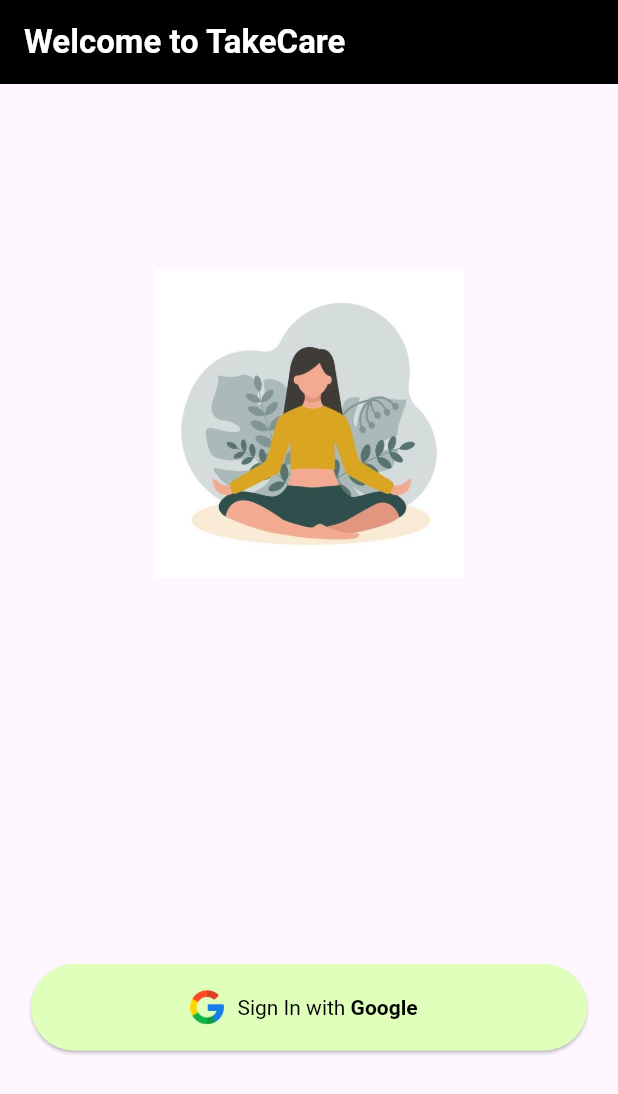
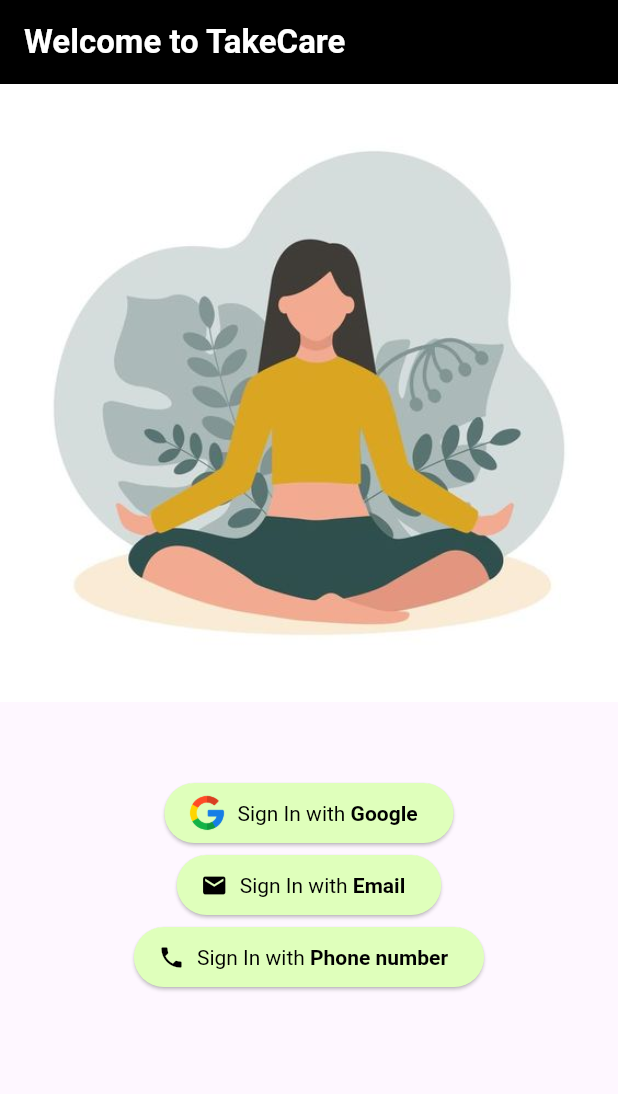
Before and after one commit to khush1yaaar/TakeCare, a Flutter app: the screen it shows after launch, on a phone screen of 412 x 824 dp. Shown: the top 1094 px of the screen. Run offline on Flutter 3.47's test engine with Material 3 defaults, Android fonts, the phone set to English and light mode, and no system bars; our stand-ins replace cached_network_image, cloud_firestore, firebase_auth, firebase_core, google_sign_in; accounts and stored records are empty.

Commit message:
Email login

```diff
--- a/lib/Cscreens/Chome.dart
+++ b/lib/Cscreens/Chome.dart
@@ -3,13 +3,13 @@
 import 'package:flutter/cupertino.dart';
 import 'package:flutter/material.dart';
 import 'package:google_sign_in/google_sign_in.dart';
-import 'package:takecare/Cscreens/models/chat_user.dart';
-import 'package:takecare/Cscreens/widgets/chat_user_card.dart';
+import 'package:takecare/models/chat_user.dart';
+import 'package:takecare/widgets/chat_user_card.dart';
 import 'package:takecare/Cscreens/profile.dart';
 //import 'package:takecare/widgets/chat_user_card.dart';
 //import 'dart:convert';
 //import 'package:flutter/widgets.dart';
-import 'api/apis.dart';
+import '../api/apis.dart';
 
 class Chome extends StatefulWidget {
   const Chome({super.key});
--- a/lib/Cscreens/auth/login_screen.dart
+++ /dev/null
@@ -1,146 +0,0 @@
-import 'dart:math';
-
-import 'package:flutter/src/widgets/navigator.dart';
-import 'dart:io';
-//import 'dart:math';
-//import '../../api/apis.dart';
-import 'package:firebase_auth/firebase_auth.dart';
-import 'package:flutter/material.dart';
-import 'package:takecare/chat.dart';
-import 'package:takecare/Cscreens/helper/dialogs.dart';
-import 'package:google_sign_in/google_sign_in.dart';
-import 'package:takecare/mainScreen.dart';
-
-import '../api/apis.dart';
-
-class LoginScreen extends StatefulWidget {
-  const LoginScreen({super.key});
-  @override
-  State<LoginScreen> createState() => _LoginScreenState();
-}
-
-class _LoginScreenState extends State<LoginScreen> {
-  bool _isAnimate = false;
-  @override
-  void initState() {
-    super.initState();
-    Future.delayed(const Duration(milliseconds: 500), () {
-      setState(() {
-        _isAnimate = true;
-      });
-    });
-  }
-
-  _handleGoogleBtnClick() {
-    //Dialogs.showProgressBar(context);
-    _signInWithGoogle().then((user) async {
-      if (user != null) {
-        //Navigator.pop(context);
-
-        log('\nUser:${user.user}' as num);
-        log('\nUserAdditionInfo:${user.additionalUserInfo}' as num);
-
-        if (await APIs.userExits()) {
-          // ignore: use_build_context_synchronously
-          Navigator.pushReplacement(
-              context, MaterialPageRoute(builder: (_) => const mainScreen()));
-        } else {
-          await APIs.createUser().then((value) {
-            Navigator.pushReplacement(
-                context, MaterialPageRoute(builder: (_) => const mainScreen()));
-          });
-        }
-
-        // if ((await APIs.userExists())) {
-        //   // ignore: use_build_context_synchronously
-        //   Navigator.pushReplacement(
-        //       context, MaterialPageRoute(builder: (_) => const home()));
-        // } else {
-        //   await APIs.createUser().then((value) {
-        //     Navigator.pushReplacement(
-        //         context, MaterialPageRoute(builder: (_) => const home()));
-        //   });
-        // }
-      }
-    });
-  }
-
-  Future<UserCredential?> _signInWithGoogle() async {
-    try {
-      await InternetAddress.lookup('google.com');
-      // Trigger the authentication flow
-      final GoogleSignInAccount? googleUser = await GoogleSignIn().signIn();
-
-      // Obtain the auth details from the request
-      final GoogleSignInAuthentication? googleAuth =
-          await googleUser?.authentication;
-
-      // Create a new credential
-      final credential = GoogleAuthProvider.credential(
-        accessToken: googleAuth?.accessToken,
-        idToken: googleAuth?.idToken,
-      );
-
-      // Once signed in, return the UserCredential
-      return await APIs.auth.signInWithCredential(credential);
-    } catch (e) {
-      log('\n_signInWithGoogle():$e' as num);
-      // ignore: use_build_context_synchronously
-      Dialogs.showSnackBar(context, 'Something went wrong(Check Internet)');
-      return null;
-    }
-  }
-
-  // _signOut() async {
-  //   await FirebaseAuth.instance.signOut();
-  //   await GoogleSignIn().signOut();
-  // }
-
-  @override
-  Widget build(BuildContext context) {
-    mq = MediaQuery.of(context).size;
-    return Scaffold(
-      appBar: AppBar(
-        backgroundColor: Colors.black,
-        title: const Text(
-          'Welcome to TakeCare',
-          style: TextStyle(fontWeight: FontWeight.bold, color: Colors.white),
-        ),
-      ),
-      body: Stack(children: [
-        AnimatedPositioned(
-          top: mq.height * .15,
-          right: _isAnimate ? mq.width * .25 : -mq.width * .5,
-          width: mq.width * .5,
-          duration: const Duration(seconds: 1),
-          child: Image.asset('assets/images/logo3.jpg'),
-        ),
-        Positioned(
-            bottom: mq.height * .15,
-            left: mq.width * .05,
-            width: mq.width * .9,
-            height: mq.height * .07,
-            child: ElevatedButton.icon(
-                style: ElevatedButton.styleFrom(
-                    backgroundColor: const Color.fromARGB(255, 223, 255, 187)),
-                onPressed: () {
-                  _handleGoogleBtnClick();
-                },
-                icon: Image.asset(
-                  'assets/images/google.png',
-                  height: mq.height * .03,
-                ),
-                label: RichText(
-                  text: const TextSpan(
-                      style: TextStyle(color: Colors.black),
-                      children: [
-                        TextSpan(text: 'Sign In with '),
-                        TextSpan(
-                            text: 'Google',
-                            style: TextStyle(fontWeight: FontWeight.bold)),
-                      ]),
-                ))),
-      ]),
-    );
-  }
-}
--- a/lib/Cscreens/profile.dart
+++ b/lib/Cscreens/profile.dart
@@ -4,11 +4,11 @@ import 'package:cached_network_image/cached_network_image.dart';
 import 'package:flutter/cupertino.dart';
 import 'package:flutter/material.dart';
 import 'package:google_sign_in/google_sign_in.dart';
-import 'package:takecare/Cscreens/api/apis.dart';
-import 'package:takecare/Cscreens/auth/login_screen.dart';
+import 'package:takecare/api/apis.dart';
+import 'package:takecare/auth/login_screen.dart';
 //import 'package:takecare/Cscreens/helper/dialogs.dart';
 //import 'package:google_sign_in/google_sign_in.dart';
-import 'package:takecare/Cscreens/models/chat_user.dart';
+import 'package:takecare/models/chat_user.dart';
 import 'package:takecare/chat.dart';
 //import 'package:takecare/Cscreens/widgets/chat_user_card.dart';
 //import 'package:takecare/widgets/chat_user_card.dart';
--- a/lib/Cscreens/api/apis.dart
+++ b/lib/api/apis.dart
@@ -1,6 +1,6 @@
 import 'package:cloud_firestore/cloud_firestore.dart';
 import 'package:firebase_auth/firebase_auth.dart';
-import 'package:takecare/Cscreens/models/chat_user.dart';
+import 'package:takecare/models/chat_user.dart';
 
 class APIs {
   //for firebase Authentication
--- /dev/null
+++ b/lib/auth/login_screen.dart
@@ -0,0 +1,230 @@
+import 'dart:math';
+
+//import 'package:flutter/src/widgets/navigator.dart';
+import 'dart:io';
+//import 'dart:math';
+//import '../../api/apis.dart';
+import 'package:firebase_auth/firebase_auth.dart';
+import 'package:flutter/material.dart';
+import 'package:takecare/auth/login_email.dart';
+import 'package:takecare/chat.dart';
+import 'package:takecare/helper/dialogs.dart';
+import 'package:google_sign_in/google_sign_in.dart';
+import 'package:takecare/mainScreen.dart';
+
+import '../api/apis.dart';
+
+class LoginScreen extends StatefulWidget {
+  const LoginScreen({super.key});
+  @override
+  State<LoginScreen> createState() => _LoginScreenState();
+}
+
+class _LoginScreenState extends State<LoginScreen> {
+  bool _isAnimate = false;
+  @override
+  void initState() {
+    super.initState();
+    Future.delayed(const Duration(milliseconds: 500), () {
+      setState(() {
+        _isAnimate = true;
+      });
+    });
+  }
+
+  _handleGoogleBtnClick() {
+    //Dialogs.showProgressBar(context);
+    _signInWithGoogle().then((user) async {
+      if (user != null) {
+        //Navigator.pop(context);
+
+        log('\nUser:${user.user}' as num);
+        log('\nUserAdditionInfo:${user.additionalUserInfo}' as num);
+
+        if (await APIs.userExits()) {
+          // ignore: use_build_context_synchronously
+          Navigator.pushReplacement(
+              context, MaterialPageRoute(builder: (_) => const mainScreen()));
+        } else {
+          await APIs.createUser().then((value) {
+            Navigator.pushReplacement(
+                context, MaterialPageRoute(builder: (_) => const mainScreen()));
+          });
+        }
+
+        // if ((await APIs.userExists())) {
+        //   // ignore: use_build_context_synchronously
+        //   Navigator.pushReplacement(
+        //       context, MaterialPageRoute(builder: (_) => const home()));
+        // } else {
+        //   await APIs.createUser().then((value) {
+        //     Navigator.pushReplacement(
+        //         context, MaterialPageRoute(builder: (_) => const home()));
+        //   });
+        // }
+      }
+    });
+  }
+
+  Future<UserCredential?> _signInWithGoogle() async {
+    try {
+      await InternetAddress.lookup('google.com');
+      // Trigger the authentication flow
+      final GoogleSignInAccount? googleUser = await GoogleSignIn().signIn();
+
+      // Obtain the auth details from the request
+      final GoogleSignInAuthentication? googleAuth =
+          await googleUser?.authentication;
+
+      // Create a new credential
+      final credential = GoogleAuthProvider.credential(
+        accessToken: googleAuth?.accessToken,
+        idToken: googleAuth?.idToken,
+      );
+
+      // Once signed in, return the UserCredential
+      return await APIs.auth.signInWithCredential(credential);
+    } catch (e) {
+      log('\n_signInWithGoogle():$e' as num);
+      // ignore: use_build_context_synchronously
+      Dialogs.showSnackBar(context, 'Something went wrong(Check Internet)');
+      return null;
+    }
+  }
+
+  // _signOut() async {
+  //   await FirebaseAuth.instance.signOut();
+  //   await GoogleSignIn().signOut();
+  // }
+
+  // ignore: non_constant_identifier_names
+  _SignInWithEmail() {
+    Navigator.pushReplacement(
+                context, MaterialPageRoute(builder: (_) => const LoginEmailScreen()));
+  }
+
+  // ignore: non_constant_identifier_names
+  _SignInWithPhoneNumber() {}
+
+  @override
+  Widget build(BuildContext context) {
+    mq = MediaQuery.of(context).size;
+    return Scaffold(
+      appBar: AppBar(
+        backgroundColor: Colors.black,
+        title: const Text(
+          'Welcome to TakeCare',
+          style: TextStyle(fontWeight: FontWeight.bold, color: Colors.white),
+        ),
+      ),
+      body:
+          //  Stack(
+          //   children: [
+
+          Column(
+        children: [
+          AnimatedPositioned(
+            top: mq.height * .15,
+            right: _isAnimate ? mq.width * .25 : -mq.width * .5,
+            width: mq.width * .5,
+            duration: const Duration(seconds: 1),
+            child: Image.asset('assets/images/logo3.jpg'),
+          ),
+          Column(
+            children: [
+              const SizedBox(
+                height: 50,
+                width: 50,
+              ),
+              Positioned(
+                bottom: mq.height * .15,
+                left: mq.width * .05,
+                width: mq.width * .9,
+                height: mq.height * .06,
+                child: ElevatedButton.icon(
+                    style: ElevatedButton.styleFrom(
+                        backgroundColor:
+                            const Color.fromARGB(255, 223, 255, 187)),
+                    onPressed: () {
+                      _handleGoogleBtnClick();
+                    },
+                    icon: Image.asset(
+                      'assets/images/google.png',
+                      height: mq.height * .03,
+                    ),
+                    label: RichText(
+                      text: const TextSpan(
+                          style: TextStyle(color: Colors.black),
+                          children: [
+                            TextSpan(text: 'Sign In with '),
+                            TextSpan(
+                                text: 'Google',
+                                style: TextStyle(fontWeight: FontWeight.bold)),
+                          ]),
+                    )),
+              ),
+              Positioned(
+                bottom: mq.height * .15,
+                left: mq.width * .05,
+                width: mq.width * .9,
+                height: mq.height * .06,
+                child: ElevatedButton.icon(
+                    style: ElevatedButton.styleFrom(
+                        backgroundColor:
+                            const Color.fromARGB(255, 223, 255, 187)),
+                    onPressed: () {
+                      _SignInWithEmail();
+                    },
+                    icon: const Icon(
+                      Icons.email,
+                      color: Colors.black,
+                    ),
+                    label: RichText(
+                      text: const TextSpan(
+                          style: TextStyle(color: Colors.black),
+                          children: [
+                            TextSpan(text: 'Sign In with '),
+                            TextSpan(
+                                text: 'Email',
+                                style: TextStyle(fontWeight: FontWeight.bold)),
+                          ]),
+                    )),
+              ),
+              Positioned(
+                bottom: mq.height * .15,
+                left: mq.width * .05,
+                width: mq.width * .9,
+                height: mq.height * .06,
+                child: ElevatedButton.icon(
+                    style: ElevatedButton.styleFrom(
+                        backgroundColor:
+                            const Color.fromARGB(255, 223, 255, 187)),
+                    onPressed: () {
+                      _SignInWithPhoneNumber();
+                    },
+                    icon: const Icon(
+                      Icons.phone,
+                      color: Colors.black,
+                    ),
+                    label: RichText(
+                      text: const TextSpan(
+                          style: TextStyle(color: Colors.black),
+                          children: [
+                            TextSpan(text: 'Sign In with '),
+                            TextSpan(
+                                text: 'Phone number',
+                                style: TextStyle(fontWeight: FontWeight.bold)),
+                          ]),
+                    )),
+              ),
+              const SizedBox(
+                height: 50,
+              ),
+            ],
+          ),
+        ],
+      ),
+      //],),
+    );
+  }
+}
--- a/lib/splash_screen.dart
+++ b/lib/splash_screen.dart
@@ -5,11 +5,11 @@
 import 'dart:math';
 
 import 'package:flutter/material.dart';
-import 'package:takecare/Cscreens/auth/login_screen.dart';
+import 'package:takecare/auth/login_screen.dart';
 import 'package:takecare/chat.dart';
 import 'package:takecare/mainScreen.dart';
 
-import 'Cscreens/api/apis.dart';
+import 'api/apis.dart';
 // import 'package:takecare/helper/dialogs.dart';
 // import 'package:takecare/mainScreen.dart';
 // import 'package:google_sign_in/google_sign_in.dart';
--- a/lib/Cscreens/widgets/chat_user_card.dart
+++ b/lib/widgets/chat_user_card.dart
@@ -1,9 +1,9 @@
 import 'package:cached_network_image/cached_network_image.dart';
 import 'package:flutter/cupertino.dart';
 import 'package:flutter/material.dart';
-import 'package:takecare/Cscreens/models/chat_user.dart';
+import 'package:takecare/models/chat_user.dart';
 
-import '../../chat.dart';
+import '../chat.dart';
 // import 'package:takecare/lib/Cscreens/models/chat_user.dart';
 
 // import '../chat.dart';
```
Also changed, not shown: lib/auth/login_email.dart (added, +104 -0 lines), flutter_01.png (added), lib/auth/auth_functions.dart (added), lib/auth/login_phone_no.dart (added), lib/helper/dialogs.dart (renamed from lib/Cscreens/helper/dialogs.dart), lib/models/chat_user.dart (renamed from lib/Cscreens/models/chat_user.dart), 2 other files.
